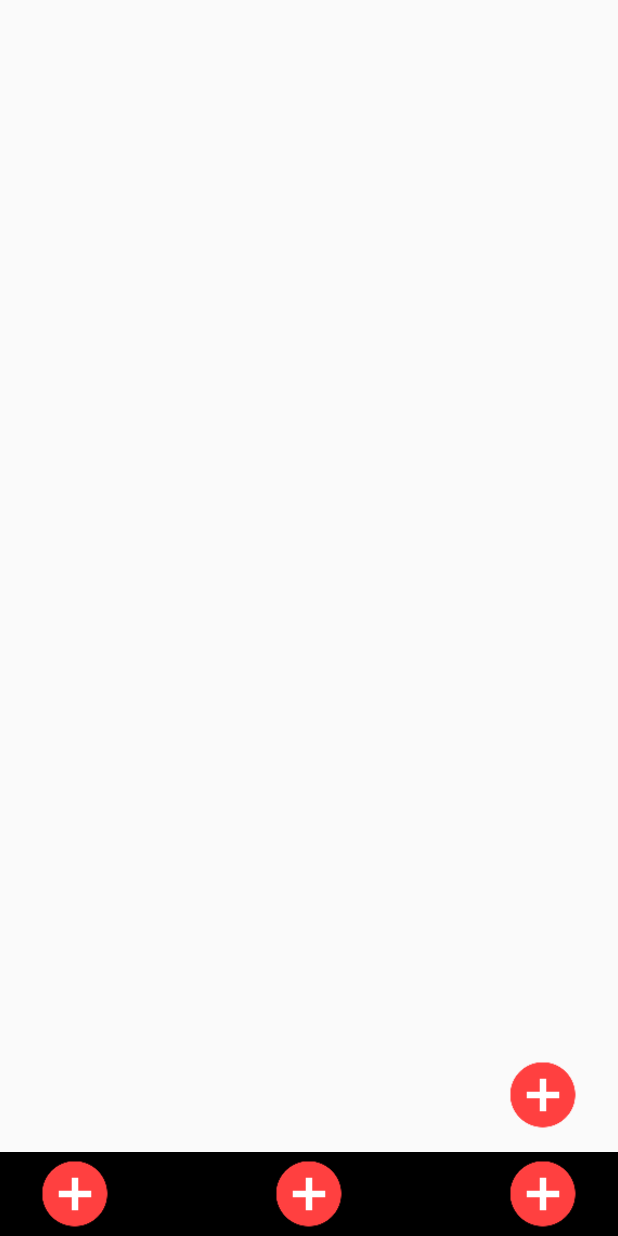
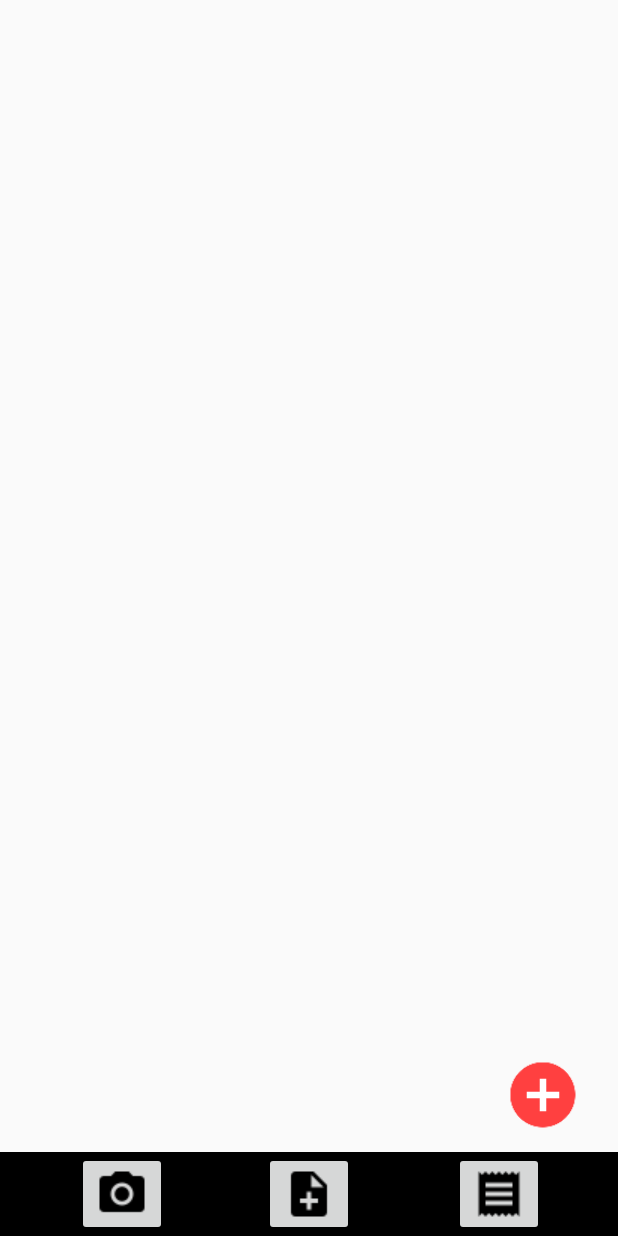
Before and after one commit to sarakv/CareTrackerApp, an Android app: the layout activity_main.xml on its own in the app's theme, with its tools: preview values and no code run, on a phone screen of 412 x 824 dp. Run offline under Robolectric (Android 15) with nearby library versions, the phone set to English and light mode, and no system bars.

Commit message:
added 3 icons on bottom, added '+' icon in app bar

```diff
--- a/app/src/main/res/layout/activity_main.xml
+++ b/app/src/main/res/layout/activity_main.xml
@@ -1,5 +1,6 @@
 <?xml version="1.0" encoding="utf-8"?>
 <RelativeLayout xmlns:android="http://schemas.android.com/apk/res/android"
+    xmlns:app="http://schemas.android.com/apk/res-auto"
     xmlns:tools="http://schemas.android.com/tools"
     android:layout_width="match_parent"
     android:layout_height="match_parent"
@@ -36,7 +37,8 @@
 
             <ScrollView
                 android:layout_width="match_parent"
-                android:layout_height="wrap_content">
+                android:layout_height="wrap_content"
+                android:id="@+id/scrollView2">
 
                 <LinearLayout
                     android:id="@+id/layout_buttons"
@@ -83,71 +85,32 @@
             android:layout_alignParentBottom="true"
             android:background="@android:color/black">
 
-            <RelativeLayout
+
+            <ImageButton
+                android:id="@+id/imageButton3"
                 android:layout_width="wrap_content"
                 android:layout_height="wrap_content"
-                android:layout_centerInParent="true">
-                <android.support.v7.widget.AppCompatButton
-                    xmlns:app="http://schemas.android.com/apk/res-auto"
-                    android:layout_width="52dp"
-                    android:layout_height="52dp"
-                    android:layout_centerInParent="true"
-                    android:background="@drawable/ic_add_circle_black_48dp"
-                    app:backgroundTint="@color/colorAdd"/>
+                android:layout_alignParentStart="true"
+                android:layout_alignParentTop="true"
+                android:layout_marginStart="51dp"
+                app:srcCompat="@drawable/ic_photo_camera_black_24dp" />
 
-                <ImageView
-                    android:layout_width="wrap_content"
-                    android:layout_height="wrap_content"
-                    android:src="@drawable/add_bg"
-                    android:layout_centerInParent="true"/>
-
-            </RelativeLayout>
-
-            <RelativeLayout
+            <ImageButton
+                android:id="@+id/imageButton5"
                 android:layout_width="wrap_content"
                 android:layout_height="wrap_content"
-                android:layout_centerVertical="true"
-                android:layout_alignParentStart="true"
-                android:layout_marginStart="24dp">
-                <android.support.v7.widget.AppCompatButton
-                    xmlns:app="http://schemas.android.com/apk/res-auto"
-                    android:layout_width="52dp"
-                    android:layout_height="52dp"
-                    android:layout_centerInParent="true"
-                    android:background="@drawable/ic_add_circle_black_48dp"
-                    app:backgroundTint="@color/colorAdd"/>
+                android:layout_alignParentTop="true"
+                android:layout_centerHorizontal="true"
+                app:srcCompat="@drawable/ic_note_add_black_24dp" />
 
-                <ImageView
-                    android:layout_width="wrap_content"
-                    android:layout_height="wrap_content"
-                    android:src="@drawable/add_bg"
-                    android:layout_centerInParent="true"/>
-
-            </RelativeLayout>
-
-
-            <RelativeLayout
+            <ImageButton
+                android:id="@+id/imageButton6"
                 android:layout_width="wrap_content"
                 android:layout_height="wrap_content"
-                android:layout_centerVertical="true"
                 android:layout_alignParentEnd="true"
-                android:layout_marginEnd="24dp">
-                <android.support.v7.widget.AppCompatButton
-                    xmlns:app="http://schemas.android.com/apk/res-auto"
-                    android:layout_width="52dp"
-                    android:layout_height="52dp"
-                    android:layout_centerInParent="true"
-                    android:background="@drawable/ic_add_circle_black_48dp"
-                    app:backgroundTint="@color/colorAdd"/>
-
-                <ImageView
-                    android:layout_width="wrap_content"
-                    android:layout_height="wrap_content"
-                    android:src="@drawable/add_bg"
-                    android:layout_centerInParent="true"/>
-
-            </RelativeLayout>
-
+                android:layout_alignParentTop="true"
+                android:layout_marginEnd="49dp"
+                app:srcCompat="@drawable/ic_receipt_black_24dp" />
         </RelativeLayout>
 
 
--- a/app/src/main/res/menu/menu.xml
+++ b/app/src/main/res/menu/menu.xml
@@ -1,17 +1,18 @@
 <menu xmlns:android="http://schemas.android.com/apk/res/android"
     xmlns:app="http://schemas.android.com/apk/res-auto">
 
-    <item android:id="@+id/action_addButton"
-    android:icon="@drawable/ic_note_add_black_24dp"
-    android:title="Add Activity"
-    app:showAsAction="always"/>
+    <item
+        android:id="@+id/action_addButton"
+        android:icon="@drawable/ic_add_white_24dp"
+        android:title="@string/add_button"
+        app:showAsAction="ifRoom" />
 
     <item android:id="@+id/action_tutorial"
-    android:title="Tutorial"
+    android:title="@string/tutorial"
     app:showAsAction="never"/>
 
     <item android:id="@+id/action_about"
-    android:title="About"
+    android:title="@string/about"
         app:showAsAction="never"/>
 
     </menu>
--- a/app/src/main/res/values/strings.xml
+++ b/app/src/main/res/values/strings.xml
@@ -6,6 +6,9 @@
     <string name="value_input_option">RAW</string>
     <string name="label_hint">Enter Label</string>
     <string name="tag_color"> </string>
+    <string name="tutorial">Tutorial</string>
+    <string name="about">About</string>
+    <string name="add_button">Add Activity</string>
     <string name="descrip_hint">Enter Log Description</string>
     <string name="color_contentdesc">button color</string>
 </resources>
```
